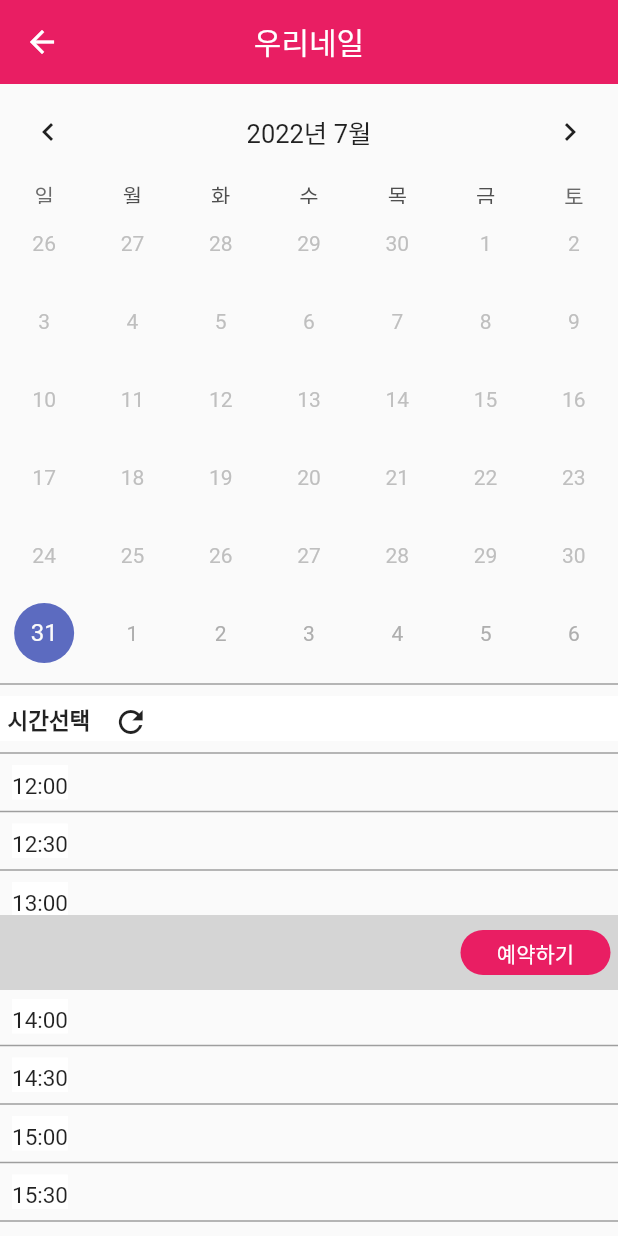
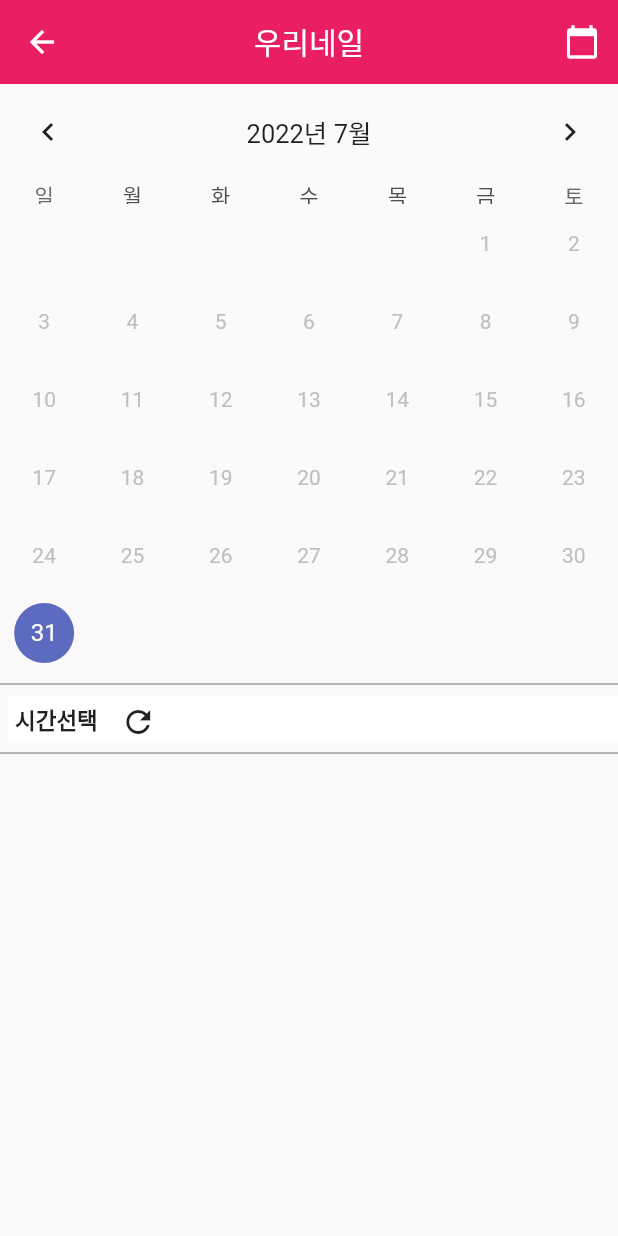
Before and after one commit to LeeJiH-yun/wenail, a Flutter app: the reservePage screen opened directly, on a phone screen of 412 x 824 dp. Run offline on Flutter 3.47's test engine with Material 2 defaults, Android fonts, the phone set to English and light mode, and no system bars; drawn by our look-alikes of table_calendar.

Commit message:
예약화면 달력 수정 메인에서 뒤로가기 두번 클릭시 앱 종료되도록 수정

```diff
--- a/lib/pages/reservePage.dart
+++ b/lib/pages/reservePage.dart
@@ -17,8 +17,14 @@ class _reserveState extends State<reservePage> {
     DateTime.now().day,
   );
   DateTime focusedDay = DateTime.now();
+
   List<Map> timeArray = [{"time": "12:00"}, {"time": "12:30"}, {"time": "13:00"}, {"time": "13:30"}, {"time": "14:00"}, {"time": "14:30"},
   {"time": "15:00"}, {"time": "15:30"}];
+
+  bool _visibility = false, //예약하기 하단바 보여주기 여부
+       _timeVisibility = false; //시간 보여주기 여부
+
+  int selected = 0;
 
   @override
   Widget build(BuildContext context) {
@@ -27,6 +33,14 @@ class _reserveState extends State<reservePage> {
           title: Text("우리네일"),
           centerTitle: true,
           elevation: 0, //그림자 없애주기
+          actions: <Widget>[
+            new IconButton(
+              icon: new Icon(Icons.calendar_today),
+              onPressed: () => {
+
+              },
+            ),
+          ]
         ),
         body: SingleChildScrollView( //overflow 오류가 나서 추가함
           scrollDirection: Axis.vertical,
@@ -37,6 +51,13 @@ class _reserveState extends State<reservePage> {
                 firstDay: DateTime.now(), //오늘 이전 날짜는 선택이 안되게 막는다.
                 lastDay: DateTime.now().add(Duration(days: 365*10 + 2)),
                 locale: 'ko-KR',
+                availableCalendarFormats: const {
+                  CalendarFormat.month: '오늘',
+                  CalendarFormat.twoWeeks: '오늘',
+                },
+                calendarStyle: CalendarStyle(
+                    outsideDaysVisible: false //현재 월의 달력만 보여준다.
+                ),
                 headerStyle: HeaderStyle(
                   formatButtonVisible: false,
                   titleCentered: true,
@@ -44,16 +65,26 @@ class _reserveState extends State<reservePage> {
                 onDaySelected: (DateTime selectedDay, DateTime focusedDay) {
                   setState(() {
                     //선택된 날짜의 상태를 갱신한다.
-                      print(selectedDay);
+                    _timeVisibility = true;
+
                     this.selectedDay = selectedDay;
-                      this.focusedDay = focusedDay;
+                    //this.focusedDay = focusedDay;
+                    if (selectedDay != this.focusedDay || (selectedDay == this.focusedDay) && _timeVisibility) {
+                      //선택했던 날짜랑 다르거나 이전에 선택했던 날짜를 다시 선택했을 경우
+                      setState(() {
+                        _visibility = false;
+                      });
+                    }
                   });
                 },
                 selectedDayPredicate: (DateTime day) {
-                    //selectedDay 와 동일한 날짜의 모양을 바꿔준다.
                   return isSameDay(selectedDay, day);
                 },
                 onPageChanged: (focusedDay) {
+                  setState(() { //달력 월을 넘길 때
+                    _timeVisibility = false;
+                    _visibility = false;
+                  });
                   this.focusedDay = focusedDay;
                 },
               ),
@@ -66,6 +97,7 @@ class _reserveState extends State<reservePage> {
                 width: MediaQuery.of(context).size.width,
                 height: 30,
                 padding: EdgeInsets.all(5),
+                margin: EdgeInsets.only(left: 5),
                 child: Row(
                   children: [
                     Container(
@@ -82,62 +114,56 @@ class _reserveState extends State<reservePage> {
                 thickness: 1,
                 color: Colors.grey,
               ),
-                Stack(
-                  children: [
-                    Container(
-                      height: 150,
-                      child: Column(
-                        children: [
-                          ListView.builder(
-                            shrinkWrap: true,
-                            physics: NeverScrollableScrollPhysics(),
+              Visibility(
+                visible: _timeVisibility,
+                child: Container(
+                  margin: EdgeInsets.all(10),
+                  height: 60,
+                  child: ListView.builder(
+                    scrollDirection: Axis.horizontal,
                     itemCount: timeArray.length,
-                            itemBuilder: (BuildContext context, int index) {
-                              return Column(
-                                children: [
-                                  Container(
-                                      child: InkWell(
-                                          onTap: (){},
-                                          child: Align( //글자가 왼쪽으로 정렬이 안되서 추가함
-                                            alignment: Alignment.centerLeft,
+                    itemBuilder: (context, index) {
+                      return InkWell(
+                        onTap: () {
+                          setState(() {
+                            //시간 선택시 예약하기 버튼을 보여준다.
+                            _visibility = true;
+                            selected = index;
+                          });
+                        },
                         child: Container(
-                                                color: Colors.white,
-                                                padding: EdgeInsets.only(top: 5),
-                                                margin: EdgeInsets.only(left: 8),
-                                                child: Text(timeArray[index]["time"], style: TextStyle(fontSize: 15.0))
+                            width: 100,
+                            margin: EdgeInsets.all(6),
+                            decoration: BoxDecoration(
+                              borderRadius: BorderRadius.circular(15),
+                              color: (_visibility && selected == index) ? Colors.transparent : Colors.blue,
+                              border: Border.all(color: Colors.black),
                             ),
+                            child: Text(timeArray[index]["time"], style: TextStyle(fontSize: 20.0, height: 1.6), textAlign: TextAlign.center)
                         )
+                      );
+                    }
                   )
                 ),
-                                  Divider(
-                                    thickness: 1,
-                                    color: Colors.grey,
-                                  ),
-                                ],
-                              );
-                            },
               ),
             ],
           )
         ),
-                    Positioned(
-                      bottom: 0,
-                      child: Container(
+        bottomNavigationBar: BottomAppBar(
           color: Color(0xffD5D5D5),
-                        height: 50,
-                        width: MediaQuery.of(context).size.width,
+          child: Visibility(
+            visible: _visibility,
+            child: Align(
+              heightFactor: 1.2,
+              alignment: Alignment.bottomRight,
               child: Container(
                 margin: EdgeInsets.only(bottom: 10, right: 5),
-                          child: Align(
-                            alignment: Alignment.bottomRight,
                 child: InkWell(
-                              onTap: (){
-                                Navigator.push(context, MaterialPageRoute(builder: (context) => reservePage()));
-                              },
+                  onTap: (){},
                   child: Container(
                     height: 30,
                     width: 100,
-                                  padding: EdgeInsets.only(top: 5),
+                    padding: EdgeInsets.only(top: 8),
                     decoration: BoxDecoration(
                       color: Colors.pink,
                       borderRadius: BorderRadius.circular(20),
@@ -147,48 +173,8 @@ class _reserveState extends State<reservePage> {
                 )
               )
             )
+          )
         ),
-                    ),
-                  ],
-                )
-                // Container(
-                //   child: Column(
-                //     children: [
-                //       ListView.builder(
-                //         shrinkWrap: true,
-                //         physics: NeverScrollableScrollPhysics(),
-                //         itemCount: timeArray.length,
-                //         itemBuilder: (BuildContext context, int index) {
-                //           return Column(
-                //             children: [
-                //               Container(
-                //                   child: InkWell(
-                //                   onTap: (){},
-                //                   child: Align( //글자가 왼쪽으로 정렬이 안되서 추가함
-                //                     alignment: Alignment.centerLeft,
-                //                     child: Container(
-                //                       color: Colors.white,
-                //                       padding: EdgeInsets.only(top: 5),
-                //                       margin: EdgeInsets.only(left: 8),
-                //                       child: Text(timeArray[index]["time"], style: TextStyle(fontSize: 15.0))
-                //                     ),
-                //                   )
-                //                 )
-                //               ),
-                //               Divider(
-                //                 thickness: 1,
-                //                 color: Colors.grey,
-                //               ),
-                //             ],
-                //           );
-                //         },
-                //       ),
-                //     ],
-                //   )
-                // )
-            ],
-          )
-        )
     );
   }
 }
```
Also changed, not shown: lib/pages/homePage.dart (+16 -3 lines). Lines whose indentation alone changed are shown as unchanged.
